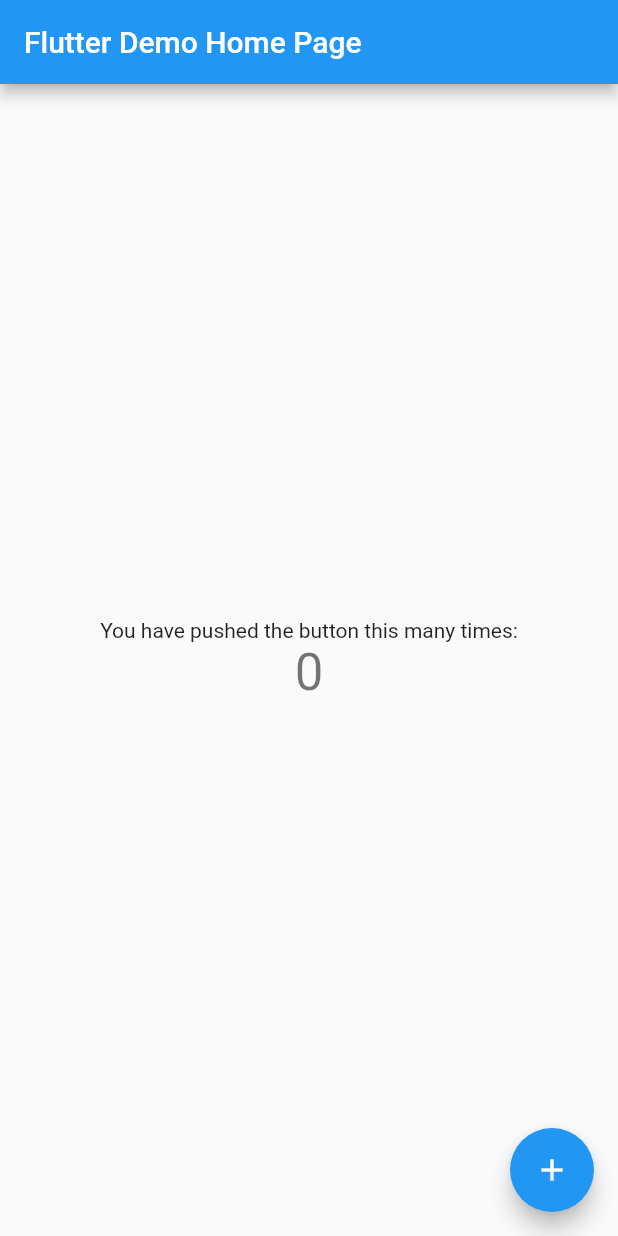
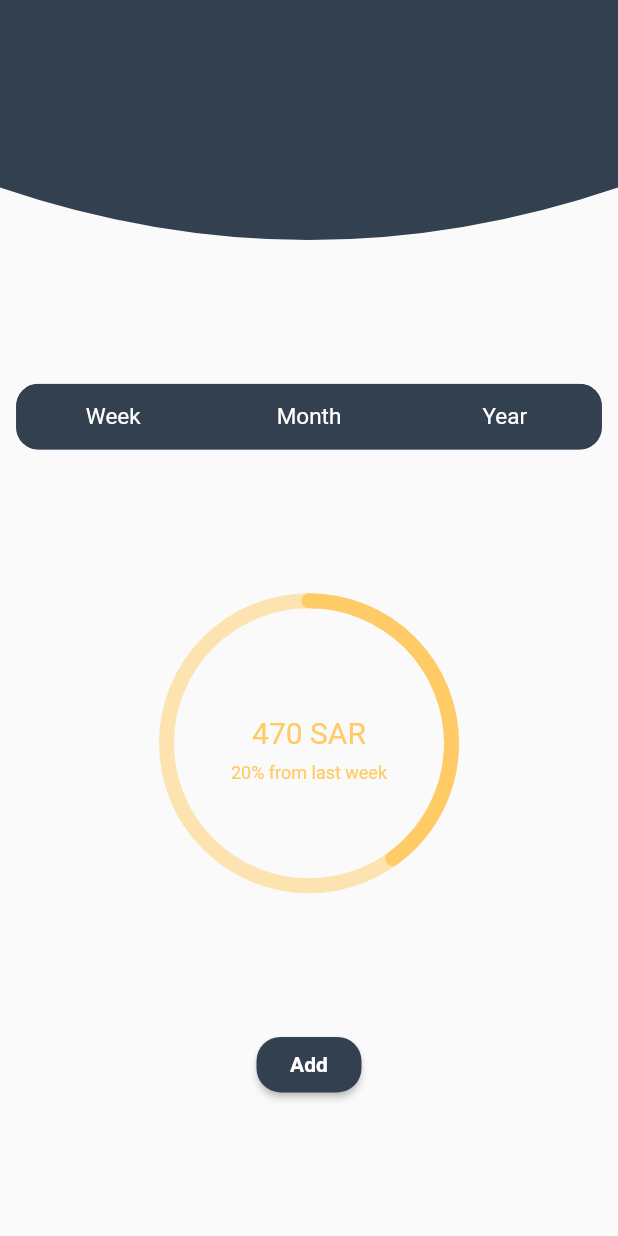
Before and after one commit to jawaher-alqotym/finance_app, a Flutter app: the screen it shows after launch, on a phone screen of 412 x 824 dp. Run offline on Flutter 3.47's test engine with Material 2 defaults, Android fonts, the phone set to English and light mode, and no system bars; drawn by our look-alikes of percent_indicator, toggle_switch.

Commit message:
progress in insight page

```diff
--- a/lib/main.dart
+++ b/lib/main.dart
@@ -1,115 +1,19 @@
 import 'package:flutter/material.dart';
-
+import 'package:finance_app/screens/insight_page.dart';
 void main() {
   runApp(const MyApp());
 }
 
 class MyApp extends StatelessWidget {
   const MyApp({super.key});
-
-  // This widget is the root of your application.
   @override
   Widget build(BuildContext context) {
     return MaterialApp(
       title: 'Flutter Demo',
       theme: ThemeData(
-        // This is the theme of your application.
-        //
-        // Try running your application with "flutter run". You'll see the
-        // application has a blue toolbar. Then, without quitting the app, try
-        // changing the primarySwatch below to Colors.green and then invoke
-        // "hot reload" (press "r" in the console where you ran "flutter run",
-        // or simply save your changes to "hot reload" in a Flutter IDE).
-        // Notice that the counter didn't reset back to zero; the application
-        // is not restarted.
         primarySwatch: Colors.blue,
       ),
-      home: const MyHomePage(title: 'Flutter Demo Home Page'),
+      home: InsightPage(),
     );
   }
 }
-
-class MyHomePage extends StatefulWidget {
-  const MyHomePage({super.key, required this.title});
-
-  // This widget is the home page of your application. It is stateful, meaning
-  // that it has a State object (defined below) that contains fields that affect
-  // how it looks.
-
-  // This class is the configuration for the state. It holds the values (in this
-  // case the title) provided by the parent (in this case the App widget) and
-  // used by the build method of the State. Fields in a Widget subclass are
-  // always marked "final".
-
-  final String title;
-
-  @override
-  State<MyHomePage> createState() => _MyHomePageState();
-}
-
-class _MyHomePageState extends State<MyHomePage> {
-  int _counter = 0;
-
-  void _incrementCounter() {
-    setState(() {
-      // This call to setState tells the Flutter framework that something has
-      // changed in this State, which causes it to rerun the build method below
-      // so that the display can reflect the updated values. If we changed
-      // _counter without calling setState(), then the build method would not be
-      // called again, and so nothing would appear to happen.
-      _counter++;
-    });
-  }
-
-  @override
-  Widget build(BuildContext context) {
-    // This method is rerun every time setState is called, for instance as done
-    // by the _incrementCounter method above.
-    //
-    // The Flutter framework has been optimized to make rerunning build methods
-    // fast, so that you can just rebuild anything that needs updating rather
-    // than having to individually change instances of widgets.
-    return Scaffold(
-      appBar: AppBar(
-        // Here we take the value from the MyHomePage object that was created by
-        // the App.build method, and use it to set our appbar title.
-        title: Text(widget.title),
-      ),
-      body: Center(
-        // Center is a layout widget. It takes a single child and positions it
-        // in the middle of the parent.
-        child: Column(
-          // Column is also a layout widget. It takes a list of children and
-          // arranges them vertically. By default, it sizes itself to fit its
-          // children horizontally, and tries to be as tall as its parent.
-          //
-          // Invoke "debug painting" (press "p" in the console, choose the
-          // "Toggle Debug Paint" action from the Flutter Inspector in Android
-          // Studio, or the "Toggle Debug Paint" command in Visual Studio Code)
-          // to see the wireframe for each widget.
-          //
-          // Column has various properties to control how it sizes itself and
-          // how it positions its children. Here we use mainAxisAlignment to
-          // center the children vertically; the main axis here is the vertical
-          // axis because Columns are vertical (the cross axis would be
-          // horizontal).
-          mainAxisAlignment: MainAxisAlignment.center,
-          children: <Widget>[
-            const Text(
-              'You have pushed the button this many times:',
-            ),
-            Text(
-              '$_counter',
-              style: Theme.of(context).textTheme.headline4,
-            ),
-          ],
-        ),
-      ),
-      floatingActionButton: FloatingActionButton(
-        onPressed: _incrementCounter,
-        tooltip: 'Increment',
-        child: const Icon(Icons.add),
-      ), // This trailing comma makes auto-formatting nicer for build methods.
-    );
-  }
-}
--- /dev/null
+++ b/lib/screens/insight_page.dart
@@ -0,0 +1,30 @@
+import 'package:flutter/material.dart';
+import 'package:finance_app/widgets/add_btn_widget.dart';
+import 'package:finance_app/widgets/chart_widget.dart';
+import 'package:finance_app/widgets/wmy_bar_widget.dart';
+import 'package:finance_app/widgets/half_oval_top_widget.dart';
+class InsightPage extends StatefulWidget {
+  @override
+  _InsightPageState createState() => _InsightPageState();
+}
+
+class _InsightPageState extends State<InsightPage> {
+  // Variable declaration or functions
+  @override
+  Widget build(BuildContext context) {
+    return Scaffold(
+      body: Center(child: Column(
+        children: [
+          halfOvalWidget(context),
+          Spacer(),
+          wmyBarWidget(context),
+          Spacer(),
+          chartWidget(context),
+          Spacer(),
+          addBtnWidget(context),
+          Spacer(),
+        ],
+      )),
+    );
+  }
+}
--- /dev/null
+++ b/lib/widgets/add_btn_widget.dart
@@ -0,0 +1,21 @@
+import 'package:flutter/material.dart';
+
+// Add button to include in insight page
+
+Widget addBtnWidget(BuildContext context) {
+  return SizedBox(
+    width: 70,
+    height: 37,
+    child: ElevatedButton(
+      style: ElevatedButton.styleFrom(
+          shape: RoundedRectangleBorder(
+            borderRadius: BorderRadius.circular(16.0),
+          ),
+          backgroundColor: Color.fromRGBO(51, 64, 79, 1),
+          padding: EdgeInsets.symmetric(horizontal: 20, vertical: 10),
+          textStyle: TextStyle(fontSize: 14, fontWeight: FontWeight.w600)),
+      child: Text("Add"),
+      onPressed: () {},
+    ),
+  );
+}
--- /dev/null
+++ b/lib/widgets/chart_widget.dart
@@ -0,0 +1,33 @@
+import 'package:flutter/material.dart';
+import 'package:percent_indicator/percent_indicator.dart';
+// Ring Chart to include in insight page
+// **Note: icon must be included
+
+Widget chartWidget(BuildContext context) {
+  return CircularPercentIndicator(
+    radius: 100.0,
+    lineWidth: 10.0,
+    percent: .40,
+    backgroundColor: Color.fromRGBO(255, 203, 102, 0.5),
+    progressColor: Color.fromRGBO(255, 203, 102, 1),
+    animation: true,
+    animationDuration: 1200,
+    circularStrokeCap: CircularStrokeCap.round,
+    center: Column(
+      mainAxisAlignment: MainAxisAlignment.center,
+      children: [
+        Padding(
+          padding: const EdgeInsets.all(8.0),
+          child: new Text("470 SAR", style: TextStyle(color: Color.fromRGBO(255, 203, 102, 1), fontSize: 20),),
+        ),
+        Row(
+          mainAxisAlignment: MainAxisAlignment.center,
+          children: [
+            //Icon must be here,
+            new Text("20% from last week", style: TextStyle(color: Color.fromRGBO(255, 203, 102, 1), fontSize: 12), ),
+          ],
+        ),
+      ],
+    ),
+  );
+}
--- /dev/null
+++ b/lib/widgets/half_oval_top_widget.dart
@@ -0,0 +1,34 @@
+import 'package:flutter/material.dart';
+
+// The half oval top design at the top of insight page
+
+Widget halfOvalWidget(BuildContext context) {
+  return Container(
+    margin: EdgeInsets.zero,
+      child: CustomPaint(
+      painter: ShapesPainter(),
+  child: Container(height: 160),
+  ),
+  );
+}
+
+const double _kCurveHeight = 35;
+
+class ShapesPainter extends CustomPainter {
+  @override
+  void paint(Canvas canvas, Size size) {
+    final p = Path();
+    p.lineTo(0, size.height - _kCurveHeight);
+    p.relativeQuadraticBezierTo(size.width / 2, 2 * _kCurveHeight, size.width, 0);
+    p.lineTo(size.width, 0);
+    p.close();
+    // canvas.drawImage()
+    canvas.drawPath(p, Paint()..color = Color.fromRGBO(51, 64, 79, 1));
+
+  }
+
+  @override
+  bool shouldRepaint(CustomPainter oldDelegate) {
+    return true;
+  }
+}
--- /dev/null
+++ b/lib/widgets/wmy_bar_widget.dart
@@ -0,0 +1,39 @@
+import 'package:flutter/material.dart';
+import 'package:toggle_switch/toggle_switch.dart';
+// Week Month Year insight toggle switch bar
+Widget wmyBarWidget(BuildContext context) {
+
+  return ToggleSwitch(
+    minWidth: 350.0,
+    minHeight: 44,
+    cornerRadius: 15.0,
+    fontSize: 15,
+    radiusStyle: true,
+    dividerColor: Colors.transparent,
+    activeBorders: [
+      Border.all(
+        color: Color.fromRGBO(255, 255, 255, 0.6),
+        width: 1.0,
+      ),
+      Border.all(
+        color: Color.fromRGBO(255, 255, 255, 0.6),
+        width: 1.0,
+      ),
+      Border.all(
+        color:  Color.fromRGBO(255, 255, 255, 0.6),
+        width: 1.0,
+      ),
+    ],
+    activeBgColors: [[Color.fromRGBO(83, 210, 88, 1)], [Color.fromRGBO(83, 210, 88, 1)], [Color.fromRGBO(83, 210, 88, 1)]],
+    activeFgColor: Colors.white,
+    inactiveBgColor: Color.fromRGBO(51, 64, 79, 1),
+    inactiveFgColor: Colors.white,
+    initialLabelIndex: null,
+    doubleTapDisable: false, // re-tap active widget to de-activate
+    totalSwitches: 3,
+    labels: ['Week', 'Month', 'Year'],
+    onToggle: (index) {
+      print('switched to: $index');
+    },
+  );
+}
--- a/pubspec.yaml
+++ b/pubspec.yaml
@@ -31,6 +31,8 @@
 dependencies:
   flutter:
     sdk: flutter
+  percent_indicator: ^4.2.2
+  toggle_switch: ^2.0.1
 
 
   # The following adds the Cupertino Icons font to your application.
```
Also changed, not shown: assets/images/last 1.png (added), lib/widgets/goals_widget.dart (added), lib/widgets/spending_cati_widget.dart (added), pubspec.lock.
